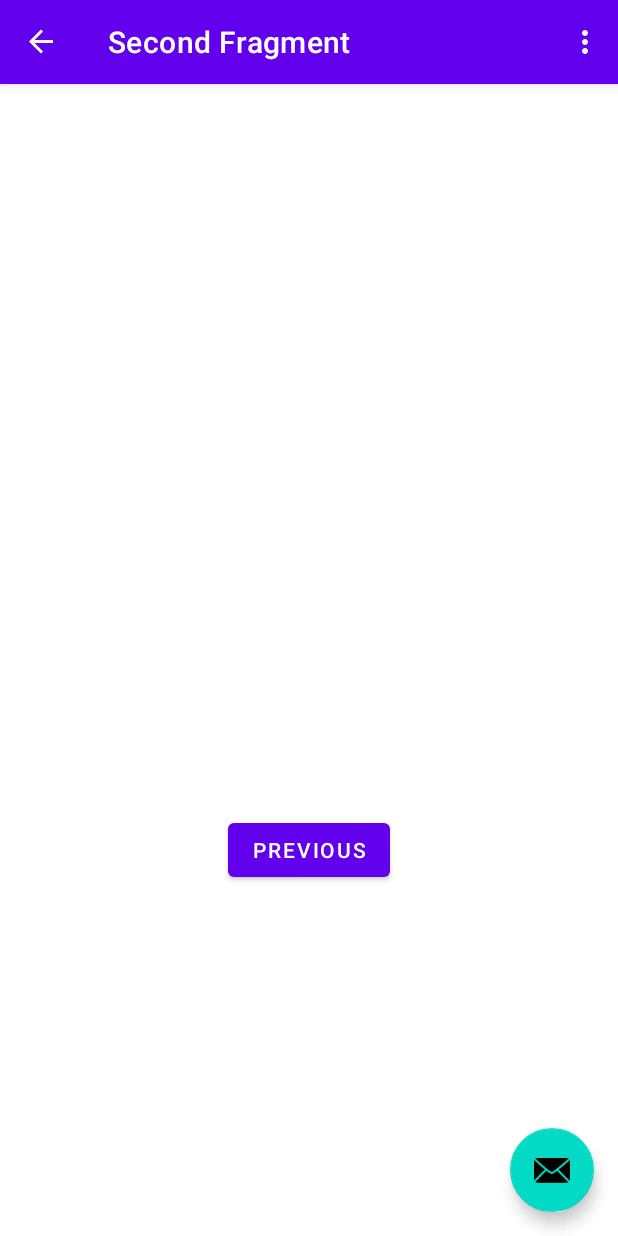
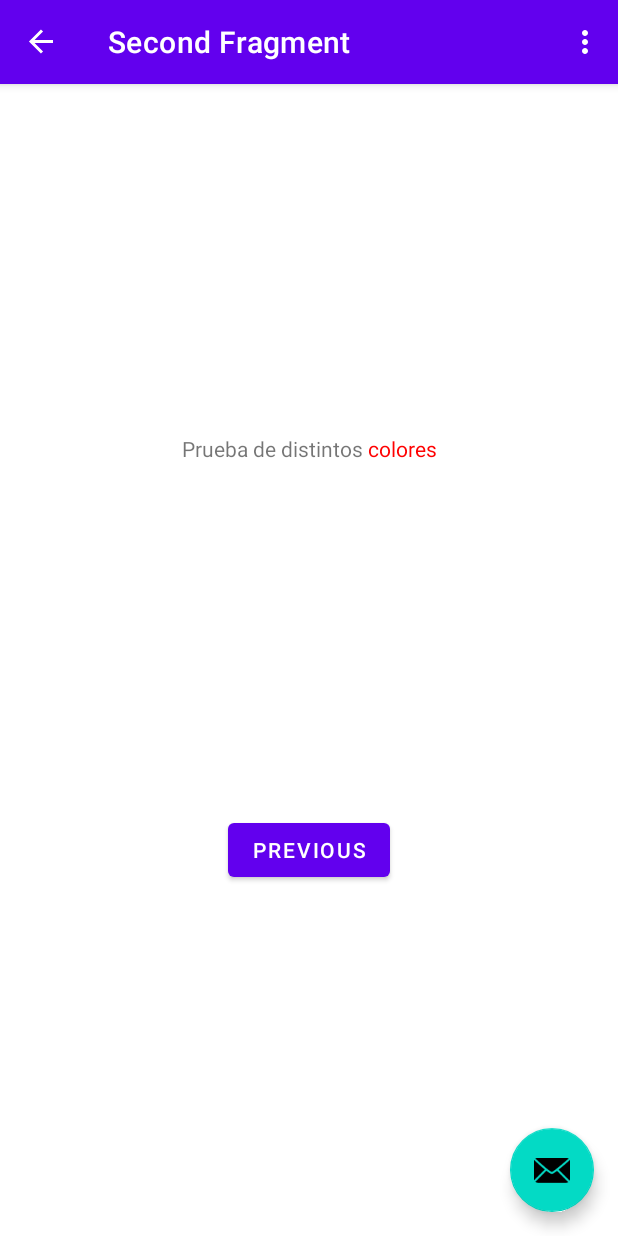
Before and after one commit to Imanol1/Tests, an Android app: the SecondFragment screen opened through its navigation route, on a phone screen of 412 x 824 dp. Run offline under Robolectric (Android 15) with nearby library versions, the phone set to English and light mode, and no system bars; our stand-ins replace navigation-ui.

Commit message:
test distintos colores en un mismo string

```diff
--- a/app/src/main/res/layout/fragment_second.xml
+++ b/app/src/main/res/layout/fragment_second.xml
@@ -13,7 +13,8 @@
         app:layout_constraintBottom_toTopOf="@id/button_second"
         app:layout_constraintEnd_toEndOf="parent"
         app:layout_constraintStart_toStartOf="parent"
-        app:layout_constraintTop_toTopOf="parent" />
+        app:layout_constraintTop_toTopOf="parent"
+        android:text="@string/text_test_differents_colors" />
 
     <Button
         android:id="@+id/button_second"
--- a/app/src/main/res/values/strings.xml
+++ b/app/src/main/res/values/strings.xml
@@ -9,4 +9,6 @@
 
     <string name="hello_first_fragment">Hello first fragment</string>
     <string name="hello_second_fragment">Hello second fragment. Arg: %1$s</string>
+    <string name="text_test_differents_colors">Prueba de distintos <font color='#FF0000'>colores</font></string>
+
 </resources>
```
